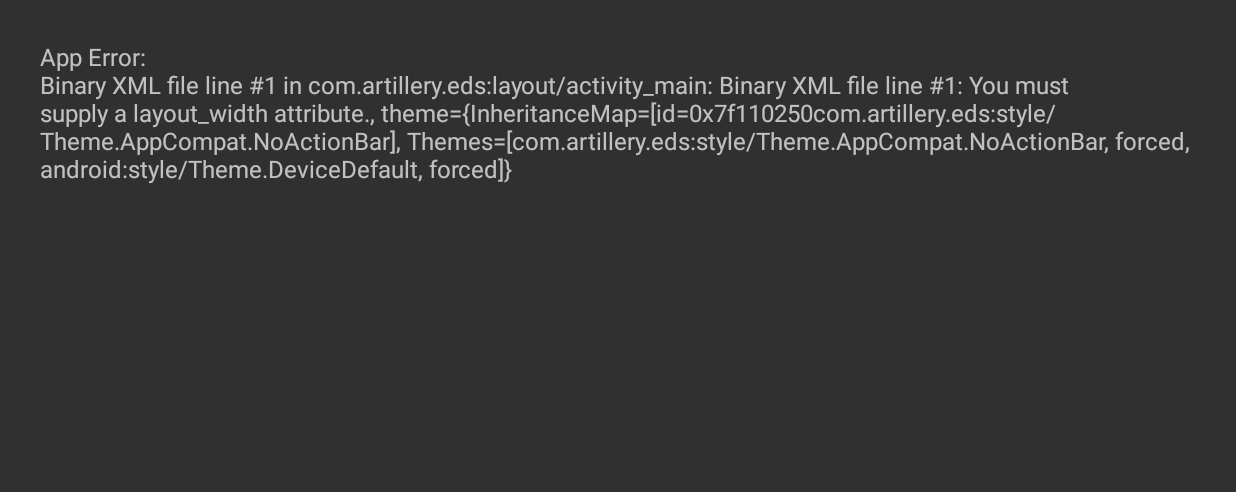
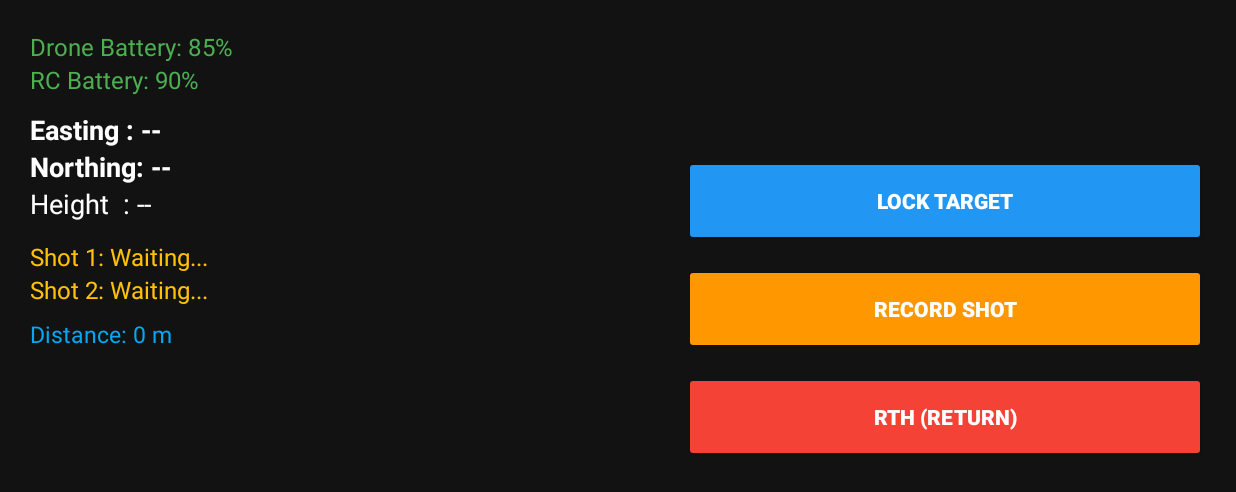
Before and after one commit to rakeshkumaryadav53127-sudo/EDS-panther-, an Android app: the screen it shows after launch (MainActivity), on a phone screen of 824 x 412 dp (held sideways). Shown: the top 492 px of the screen. Run offline under Robolectric (Android 15) with nearby library versions, the phone set to English and light mode, and no system bars; libraries missing offline, so code that uses them is left out: org.locationtech.proj4j.

Commit message:
Update activity_main.xml

```diff
--- a/app/src/main/res/layout/activity_main.xml
+++ b/app/src/main/res/layout/activity_main.xml
@@ -1,5 +1,5 @@
 <?xml version="1.0" encoding="utf-8"?>
-<LinearLayout xmlns:android="http://schemas*android*com/apk/res/android"
+<LinearLayout xmlns:android="http://schemas.android.com/apk/res/android"
     android:layout_width="match_parent"
     android:layout_height="match_parent"
     android:orientation="horizontal"
```
